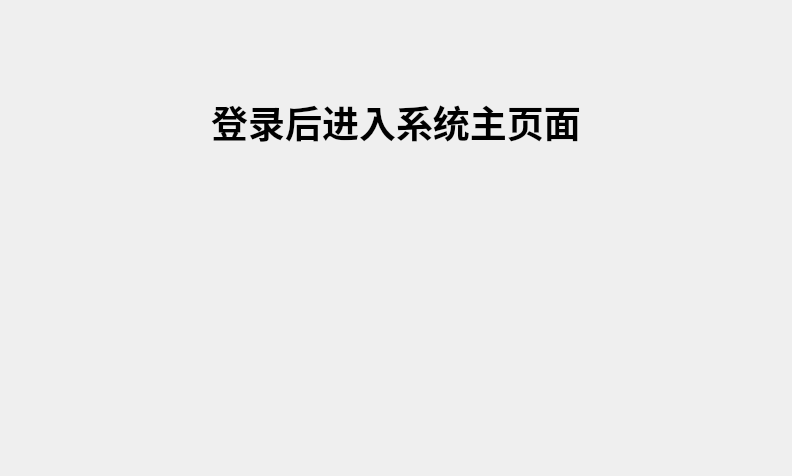
Qt form uis/MianWindow.ui (YQBaobao/QtLoginRegistration) before a commit.
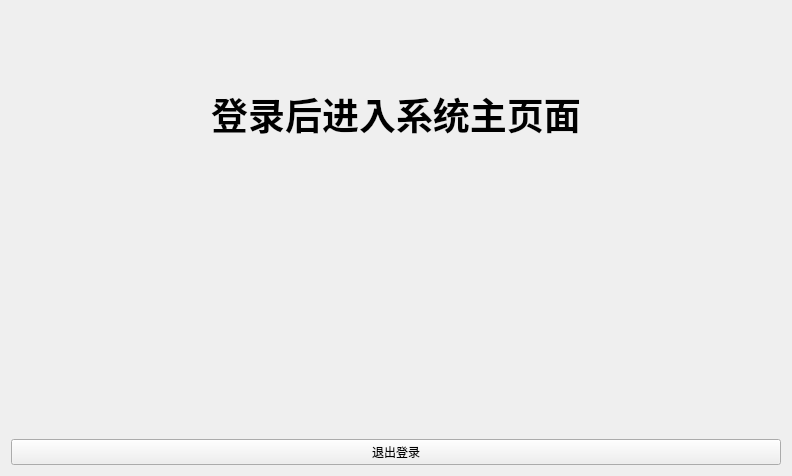
The same form after that commit. Icons and pictures are not drawn.

Commit message: ADD:为登录页，添加登录逻辑代码，实现登录与退出

```diff
--- a/uis/MianWindow.ui
+++ b/uis/MianWindow.ui
@@ -37,6 +37,13 @@
      </property>
     </widget>
    </item>
+   <item>
+    <widget class="QPushButton" name="pushButton">
+     <property name="text">
+      <string>退出登录</string>
+     </property>
+    </widget>
+   </item>
   </layout>
  </widget>
  <resources>
```
The commit also changes 2 other files.
